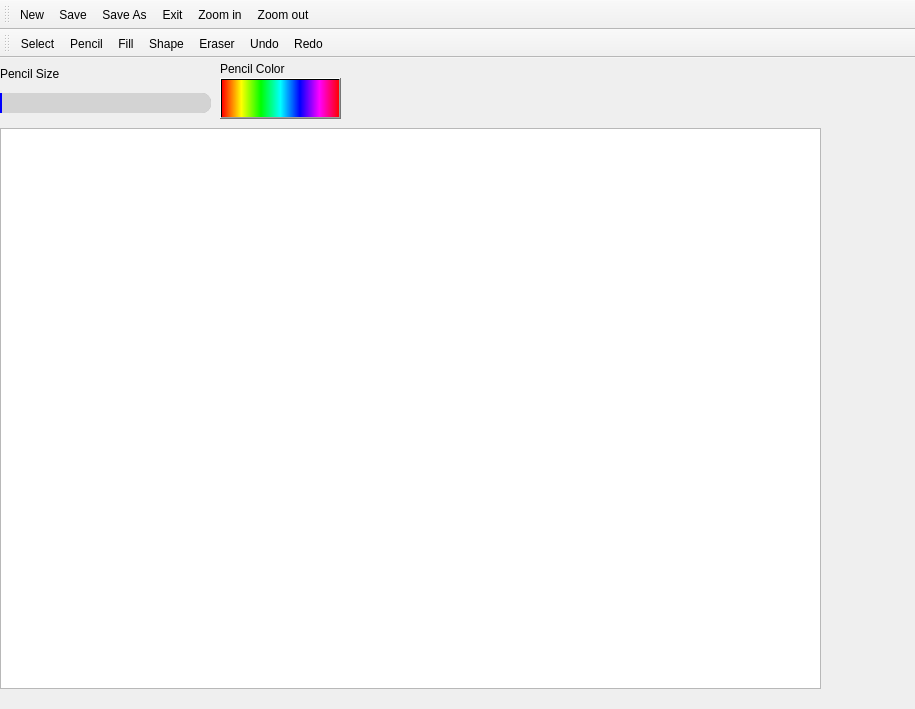
This is src/mainwindow.ui in MATF-RS19/RS024-paint as Qt 5 draws it before an edit. The edited form follows.
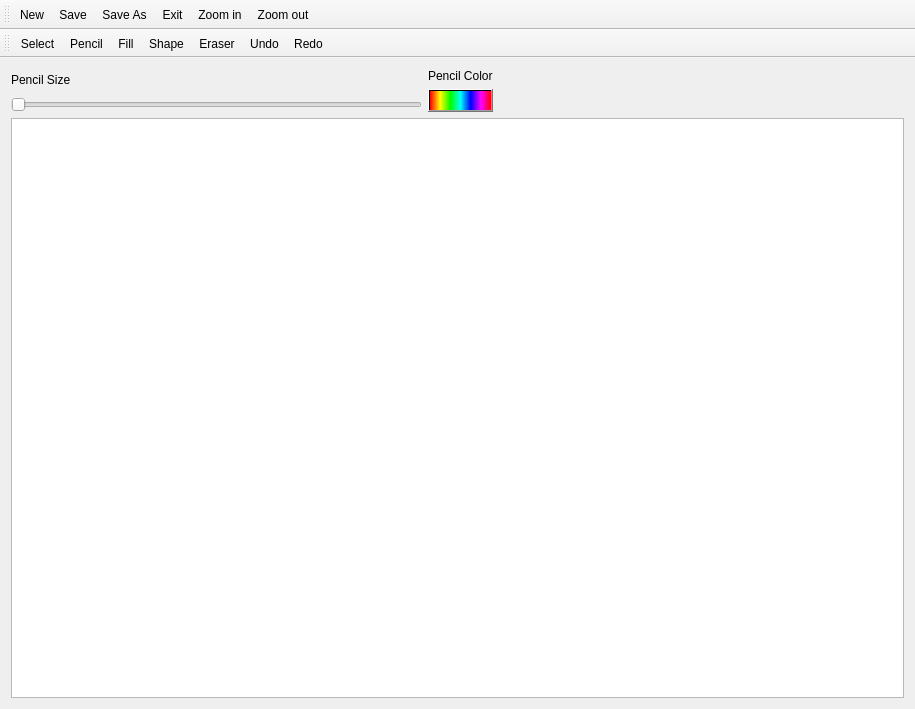
This is the edited form. Icons and pictures are not drawn.

Diff of the .ui file:
```diff
--- a/src/mainwindow.ui
+++ b/src/mainwindow.ui
@@ -35,67 +35,44 @@
    <property name="autoFillBackground">
     <bool>false</bool>
    </property>
-   <widget class="QGraphicsView" name="graphicsView">
-    <property name="geometry">
-     <rect>
-      <x>0</x>
-      <y>70</y>
-      <width>821</width>
-      <height>561</height>
-     </rect>
-    </property>
-   </widget>
+   <layout class="QVBoxLayout" name="verticalLayout_3">
+    <item>
+     <layout class="QHBoxLayout" name="horizontalLayout_2">
+      <item>
+       <layout class="QVBoxLayout" name="verticalLayout">
+        <item>
+         <widget class="QLabel" name="label">
+          <property name="text">
+           <string>Pencil Size</string>
+          </property>
+         </widget>
+        </item>
+        <item>
    <widget class="QSlider" name="horizontalSlider">
-    <property name="geometry">
-     <rect>
-      <x>0</x>
-      <y>20</y>
-      <width>211</width>
-      <height>51</height>
-     </rect>
-    </property>
-    <property name="styleSheet">
-     <string notr="true">QSlider::groove:horizontal {
-border: 1px solid #999999;
-height: 18px;
-
-border-radius: 9px;
-}
-
-QSlider::handle:horizontal {
-width: 18px;
- background-image: url(:/slider-knob.png)
-}
-
-QSlider::add-page:qlineargradient {
-background: lightgrey;
-border-top-right-radius: 9px;
-border-bottom-right-radius: 9px;
-border-top-left-radius: 0px;
-border-bottom-left-radius: 0px;
-}
-
-QSlider::sub-page:qlineargradient {
-background: blue;
-border-top-right-radius: 0px;
-border-bottom-right-radius: 0px;
-border-top-left-radius: 9px;
-border-bottom-left-radius: 9px;
-}</string>
+          <property name="minimum">
+           <number>1</number>
+          </property>
+          <property name="maximum">
+           <number>50</number>
     </property>
     <property name="orientation">
      <enum>Qt::Horizontal</enum>
     </property>
    </widget>
+        </item>
+       </layout>
+      </item>
+      <item>
+       <layout class="QVBoxLayout" name="verticalLayout_2">
+        <item>
+         <widget class="QLabel" name="label_2">
+          <property name="text">
+           <string>Pencil Color</string>
+          </property>
+         </widget>
+        </item>
+        <item>
    <widget class="QPushButton" name="pushButton">
-    <property name="geometry">
-     <rect>
-      <x>220</x>
-      <y>20</y>
-      <width>121</width>
-      <height>41</height>
-     </rect>
-    </property>
     <property name="styleSheet">
      <string notr="true">background-color: qlineargradient(spread:pad, x1:0, y1:0, x2:1, y2:0, stop:0 rgba(255, 0, 0, 255), stop:0.166 rgba(255, 255, 0, 255), stop:0.333 rgba(0, 255, 0, 255), stop:0.5 rgba(0, 255, 255, 255), stop:0.666 rgba(0, 0, 255, 255), stop:0.833 rgba(255, 0, 255, 255), stop:1 rgba(255, 0, 0, 255));
 font: 13pt &quot;Ubuntu&quot;;</string>
@@ -104,32 +81,28 @@
      <string/>
     </property>
    </widget>
-   <widget class="QLabel" name="label">
-    <property name="geometry">
-     <rect>
-      <x>0</x>
-      <y>0</y>
-      <width>121</width>
-      <height>31</height>
-     </rect>
-    </property>
-    <property name="text">
-     <string>Pencil Size</string>
-    </property>
-   </widget>
-   <widget class="QLabel" name="label_2">
-    <property name="geometry">
-     <rect>
-      <x>220</x>
-      <y>0</y>
-      <width>121</width>
-      <height>21</height>
-     </rect>
-    </property>
-    <property name="text">
-     <string>Pencil Color</string>
-    </property>
-   </widget>
+        </item>
+       </layout>
+      </item>
+      <item>
+       <spacer name="horizontalSpacer">
+        <property name="orientation">
+         <enum>Qt::Horizontal</enum>
+        </property>
+        <property name="sizeHint" stdset="0">
+         <size>
+          <width>40</width>
+          <height>20</height>
+         </size>
+        </property>
+       </spacer>
+      </item>
+     </layout>
+    </item>
+    <item>
+     <widget class="QGraphicsView" name="graphicsView"/>
+    </item>
+   </layout>
   </widget>
   <widget class="QToolBar" name="toolBar">
    <property name="windowTitle">
```
Lines whose indentation alone changed are shown as unchanged.
